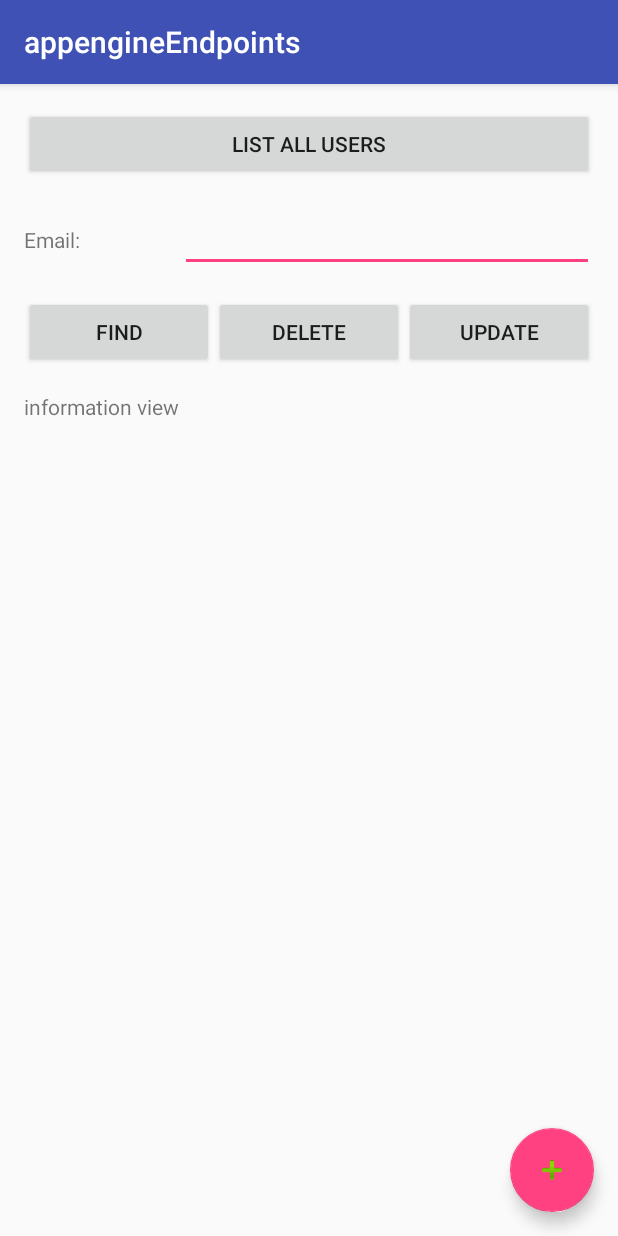
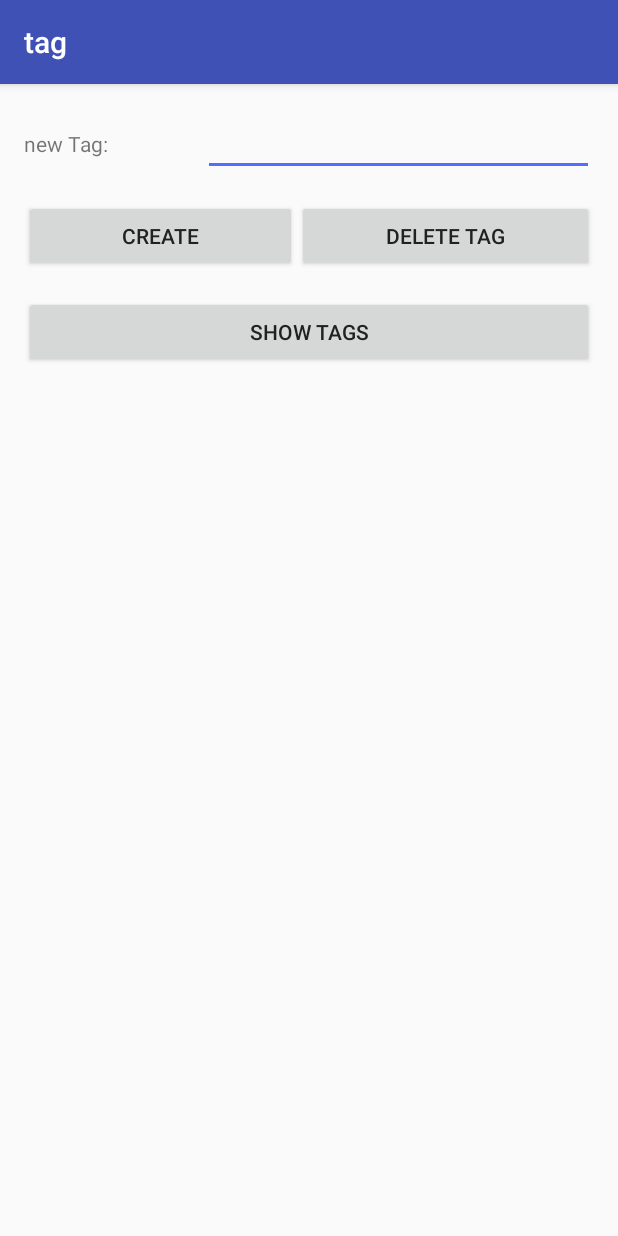
Before and after one commit to curiousTauseef/webDevelopment, an Android app: the screen it shows after launch (UserActivity before the commit, TagActivity after it), after a tap on "TAG SERVICES", on a phone screen of 412 x 824 dp. Run offline under Robolectric (Android 15) with nearby library versions, the phone set to English and light mode, and no system bars; 1 statement that could not run was skipped.

Commit message:
add tag activity at frontend test

```diff
--- a/googleAppEngine/CloudEndpoints/appengineEndpoints/android/build.gradle
+++ b/googleAppEngine/CloudEndpoints/appengineEndpoints/android/build.gradle
@@ -26,4 +26,5 @@ dependencies {
     compile 'com.android.support:design:23.1.1'
     compile 'com.google.code.gson:gson:2.5'
     compile project(path: ':backend', configuration: 'android-endpoints')
+    compile 'com.google.android.gms:play-services-appindexing:8.1.0'
 }
--- a/googleAppEngine/CloudEndpoints/appengineEndpoints/android/src/main/java/com/junjunguo/aeep/activities/MainActivity.java
+++ b/googleAppEngine/CloudEndpoints/appengineEndpoints/android/src/main/java/com/junjunguo/aeep/activities/MainActivity.java
@@ -44,7 +44,7 @@ public class MainActivity extends AppCompatActivity {
         });
         tagBtn.setOnClickListener(new View.OnClickListener() {
             public void onClick(View v) {
-                startActivity(new Intent(context, UserActivity.class));
+                startActivity(new Intent(context, TagActivity.class));
             }
         });
         localBtn.setOnClickListener(new View.OnClickListener() {
--- /dev/null
+++ b/googleAppEngine/CloudEndpoints/appengineEndpoints/android/src/main/java/com/junjunguo/aeep/activities/TagActivity.java
@@ -0,0 +1,161 @@
+package com.junjunguo.aeep.activities;
+
+import android.os.AsyncTask;
+import android.os.Bundle;
+import android.support.v7.app.AppCompatActivity;
+import android.util.Log;
+import android.view.View;
+import android.widget.Button;
+import android.widget.EditText;
+import android.widget.TextView;
+
+import com.junjunguo.aeep.R;
+import com.junjunguo.aeep.backend.myEndpointsAPI.MyEndpointsAPI;
+import com.junjunguo.aeep.util.ApiBuilderHelper;
+
+import java.io.IOException;
+import java.net.URL;
+import java.util.List;
+
+public class TagActivity extends AppCompatActivity {
+    private Button btnShow, btnCreate, btnDelId, btnDelLabel;
+    private EditText etTag;
+    private TextView tvTags;
+    private MyEndpointsAPI myEndpointsAPI;
+
+    @Override
+    protected void onCreate(Bundle savedInstanceState) {
+        super.onCreate(savedInstanceState);
+        setContentView(R.layout.activity_tag);
+        myEndpointsAPI = ApiBuilderHelper.getEndpoints();
+        initView();
+    }
+
+    private void initView() {
+        btnCreate = (Button) findViewById(R.id.tag_btn_create);
+        btnShow = (Button) findViewById(R.id.tag_btn_show);
+        //        btnDelId = (Button) findViewById(R.id.tag_btn_del_id);
+        btnDelLabel = (Button) findViewById(R.id.tag_btn_del_tag);
+        etTag = (EditText) findViewById(R.id.tag_et_new);
+        tvTags = (TextView) findViewById(R.id.tag_tv_show_tags);
+        initActions();
+    }
+
+    private void initActions() {
+        btnCreate.setOnClickListener(new View.OnClickListener() {
+            public void onClick(View v) {
+                String label = etTag.getText().toString();
+                if (label.length() >= 1) {
+                    createTagService(label);
+                }
+            }
+        });
+        btnShow.setOnClickListener(new View.OnClickListener() {
+            public void onClick(View v) {
+                showTagsService();
+            }
+        });
+        //        btnDelId.setOnClickListener(new View.OnClickListener() {
+        //            public void onClick(View v) {
+        //                String input = etTag.getText().toString();
+        //                if (input.length() == 0) {
+        //                    show("please write tag id !");
+        //                    return;
+        //                }
+        //                Long id;
+        //                try {
+        //                    id = Long.parseLong(input);
+        //                    deleteService(id, null);
+        //                } catch (NumberFormatException e) {
+        //                    show("error: " + e.getMessage());
+        //                }
+        //            }
+        //        });
+        btnDelLabel.setOnClickListener(new View.OnClickListener() {
+            public void onClick(View v) {
+                String input = etTag.getText().toString();
+                if (input.length() == 0) {
+                    show("please write tag label !");
+                    return;
+                }
+                try {
+                    deleteService(input);
+                } catch (NumberFormatException e) {
+                    show("error: " + e.getMessage());
+                }
+            }
+        });
+    }
+
+    //    private void deleteService(final Long id, final String label) {
+    private void deleteService(final String label) {
+        new AsyncTask<URL, Void, String>() {
+            @Override
+            protected String doInBackground(URL... params) {
+                try {
+                    //                    if (id != null) {
+                    //                        return "DELETED:  " + myEndpointsAPI.tagServices().deleteTagById(id)
+                    // .execute();
+                    //                    }
+                    return "DELETED:  " + myEndpointsAPI.tagServices().deleteTagByLabel(label).execute();
+
+                } catch (IOException e) {
+                    return "error: " + e.getMessage();
+                }
+            }
+
+            @Override
+            protected void onPostExecute(String result) {
+                show(result);
+            }
+        }.execute();
+    }
+
+    private void showTagsService() {
+        new AsyncTask<URL, Void, List>() {
+            @Override
+            protected List doInBackground(URL... params) {
+                try {
+                    return myEndpointsAPI.tagServices().listTags().execute().getItems();
+                } catch (IOException e) {
+                    show(e.getMessage());
+                    return null;
+                }
+            }
+
+            @Override
+            protected void onPostExecute(List list) {
+                if (list != null) {
+                    show(list.toString());
+                }
+            }
+        }.execute();
+    }
+
+    private void createTagService(final String label) {
+        new AsyncTask<URL, Void, String>() {
+            @Override
+            protected String doInBackground(URL... params) {
+                try {
+                    return "create tag: " + myEndpointsAPI.tagServices().createTag(label).execute();
+                } catch (IOException e) {
+                    return "error: " + e.getMessage();
+                }
+            }
+
+            @Override
+            protected void onPostExecute(String result) {
+                show(result);
+            }
+        }.execute();
+    }
+
+    private void show(String info) {
+        tvTags.setText(info);
+    }
+
+    public void log(String s) {
+        Log.i(this.getClass().getSimpleName(), "- - - - :" + s);
+    }
+
+}
--- a/googleAppEngine/CloudEndpoints/appengineEndpoints/android/src/main/java/com/junjunguo/aeep/activities/UserActivity.java
+++ b/googleAppEngine/CloudEndpoints/appengineEndpoints/android/src/main/java/com/junjunguo/aeep/activities/UserActivity.java
@@ -14,9 +14,9 @@ import android.widget.TextView;
 
 import com.google.gson.Gson;
 import com.junjunguo.aeep.R;
+import com.junjunguo.aeep.backend.myEndpointsAPI.MyEndpointsAPI;
+import com.junjunguo.aeep.backend.myEndpointsAPI.model.User;
 import com.junjunguo.aeep.util.ApiBuilderHelper;
-import com.junjunguo.backend.myEndpointsAPI.MyEndpointsAPI;
-import com.junjunguo.backend.myEndpointsAPI.model.User;
 
 import java.io.IOException;
 import java.net.URL;
--- a/googleAppEngine/CloudEndpoints/appengineEndpoints/android/src/main/java/com/junjunguo/aeep/util/ApiBuilderHelper.java
+++ b/googleAppEngine/CloudEndpoints/appengineEndpoints/android/src/main/java/com/junjunguo/aeep/util/ApiBuilderHelper.java
@@ -4,7 +4,7 @@ import com.google.api.client.extensions.android.http.AndroidHttp;
 import com.google.api.client.extensions.android.json.AndroidJsonFactory;
 import com.google.api.client.http.HttpRequest;
 import com.google.api.client.http.HttpRequestInitializer;
-import com.junjunguo.backend.myEndpointsAPI.MyEndpointsAPI;
+import com.junjunguo.aeep.backend.myEndpointsAPI.MyEndpointsAPI;
 
 /**
  * This file is part of appengineEndpoints
--- /dev/null
+++ b/googleAppEngine/CloudEndpoints/appengineEndpoints/android/src/main/res/layout/activity_tag.xml
@@ -0,0 +1,73 @@
+<?xml version="1.0" encoding="utf-8"?>
+<LinearLayout
+    xmlns:android="http://schemas.android.com/apk/res/android"
+    xmlns:tools="http://schemas.android.com/tools"
+    android:layout_width="match_parent"
+    android:layout_height="match_parent"
+    android:orientation="vertical"
+    android:paddingBottom="@dimen/activity_vertical_margin"
+    android:paddingLeft="@dimen/activity_horizontal_margin"
+    android:paddingRight="@dimen/activity_horizontal_margin"
+    android:paddingTop="@dimen/activity_vertical_margin"
+    tools:context="com.junjunguo.aeep.activities.TagActivity">
+
+    <LinearLayout
+        android:layout_width="match_parent"
+        android:layout_height="wrap_content"
+        android:orientation="horizontal">
+
+        <TextView
+            android:layout_width="wrap_content"
+            android:layout_height="wrap_content"
+            android:layout_weight="2"
+            android:text="new Tag: "/>
+
+        <EditText
+            android:id="@+id/tag_et_new"
+            android:layout_width="wrap_content"
+            android:layout_height="wrap_content"
+            android:layout_weight="8"
+            android:inputType="textEmailAddress"/>
+    </LinearLayout>
+
+    <LinearLayout
+        android:layout_width="match_parent"
+        android:layout_height="wrap_content"
+        android:layout_marginBottom="@dimen/activity_vertical_margin"
+        android:layout_marginTop="@dimen/activity_vertical_margin"
+        android:orientation="horizontal"
+        android:weightSum="2">
+
+        <Button
+            android:id="@+id/tag_btn_create"
+            android:layout_width="wrap_content"
+            android:layout_height="wrap_content"
+            android:layout_weight="1"
+            android:text="create"/>
+
+        <!--<Button-->
+        <!--android:id="@+id/tag_btn_del_id"-->
+        <!--android:layout_width="wrap_content"-->
+        <!--android:layout_height="wrap_content"-->
+        <!--android:layout_weight="1"-->
+        <!--android:text="del by id"/>-->
+
+        <Button
+            android:id="@+id/tag_btn_del_tag"
+            android:layout_width="wrap_content"
+            android:layout_height="wrap_content"
+            android:layout_weight="1"
+            android:text="delete tag"/>
+    </LinearLayout>
+
+    <Button
+        android:id="@+id/tag_btn_show"
+        android:layout_width="match_parent"
+        android:layout_height="wrap_content"
+        android:text="show tags"/>
+
+    <TextView
+        android:id="@+id/tag_tv_show_tags"
+        android:layout_width="match_parent"
+        android:layout_height="match_parent"/>
+</LinearLayout>
--- a/googleAppEngine/CloudEndpoints/appengineEndpoints/android/src/main/res/values/colors.xml
+++ b/googleAppEngine/CloudEndpoints/appengineEndpoints/android/src/main/res/values/colors.xml
@@ -1,6 +1,11 @@
 <?xml version="1.0" encoding="utf-8"?>
 <resources>
-    <color name="colorPrimary">#3F51B5</color>
-    <color name="colorPrimaryDark">#303F9F</color>
-    <color name="colorAccent">#FF4081</color>
+    <color name="primary">#3F51B5</color>
+    <color name="primary_dark">#303F9F</color>
+    <color name="primary_light">#C5CAE9</color>
+    <color name="accent">#536DFE</color>
+    <color name="primary_text">#212121</color>
+    <color name="secondary_text">#727272</color>
+    <color name="icons">#FFFFFF</color>
+    <color name="divider">#B6B6B6</color>
 </resources>
--- a/googleAppEngine/CloudEndpoints/appengineEndpoints/android/src/main/res/values/strings.xml
+++ b/googleAppEngine/CloudEndpoints/appengineEndpoints/android/src/main/res/values/strings.xml
@@ -1,4 +1,5 @@
 <resources>
     <string name="app_name">appengineEndpoints</string>
     <string name="action_settings">Settings</string>
+    <string name="title_activity_tag">TagActivity</string>
 </resources>
--- a/googleAppEngine/CloudEndpoints/appengineEndpoints/android/src/main/res/values/styles.xml
+++ b/googleAppEngine/CloudEndpoints/appengineEndpoints/android/src/main/res/values/styles.xml
@@ -3,9 +3,13 @@
     <!-- Base application theme. -->
     <style name="AppTheme" parent="Theme.AppCompat.Light.DarkActionBar">
         <!-- Customize your theme here. -->
-        <item name="colorPrimary">@color/colorPrimary</item>
-        <item name="colorPrimaryDark">@color/colorPrimaryDark</item>
-        <item name="colorAccent">@color/colorAccent</item>
+        <item name="colorPrimary">@color/primary</item>
+        <item name="colorPrimaryDark">@color/primary_dark</item>
+        <item name="colorAccent">@color/accent</item>
+        <item name="android:textColorPrimary">@color/primary_text</item>
+        <item name="android:textColorSecondary">@color/secondary_text</item>
+        <item name="android:icon">@color/icons</item>
+        <item name="android:divider">@color/divider</item>
     </style>
 
     <style name="AppTheme.NoActionBar">
--- a/googleAppEngine/CloudEndpoints/appengineEndpoints/backend/src/main/java/com/junjunguo/aeep/backend/model/User.java
+++ b/googleAppEngine/CloudEndpoints/appengineEndpoints/backend/src/main/java/com/junjunguo/aeep/backend/model/User.java
@@ -5,15 +5,16 @@ import com.google.api.server.spi.config.ApiResourceProperty;
 import com.googlecode.objectify.Key;
 import com.googlecode.objectify.annotation.Entity;
 import com.googlecode.objectify.annotation.Id;
+import com.googlecode.objectify.annotation.Unindex;
 
 import java.util.ArrayList;
 import java.util.List;
 
 /**
  * UserAccount entity.
- * <p>
+ * <p/>
  * This file is part of appengineEndpoints
- * <p>
+ * <p/>
  * Created by <a href="http://junjunguo.com">GuoJunjun</a> on January 07, 2016.
  */
 @Entity
@@ -25,6 +26,7 @@ public class User {
     @Id
     private String email;
     private Gender gender;
+    @Unindex
     private String password;
 
     public User() {
--- a/googleAppEngine/CloudEndpoints/appengineEndpoints/backend/src/main/webapp/WEB-INF/web.xml
+++ b/googleAppEngine/CloudEndpoints/appengineEndpoints/backend/src/main/webapp/WEB-INF/web.xml
@@ -7,7 +7,8 @@
             <param-name>services</param-name>
             <param-value>
                 com.junjunguo.aeep.backend.api.EventServices,
-                com.junjunguo.aeep.backend.api.UserServices
+                com.junjunguo.aeep.backend.api.UserServices,
+                com.junjunguo.aeep.backend.api.TagServices
             </param-value>
         </init-param>
     </servlet>
```
Also changed, not shown: googleAppEngine/CloudEndpoints/appengineEndpoints/android/src/main/AndroidManifest.xml (+16 -3 lines), googleAppEngine/CloudEndpoints/appengineEndpoints/android/src/main/java/com/junjunguo/aeep/activities/UserDetailActivity.java (+13 -3 lines), googleAppEngine/CloudEndpoints/appengineEndpoints/android/src/main/res/layout/activity_user_detail.xml (+20 -0 lines), googleAppEngine/CloudEndpoints/appengineEndpoints/backend/src/main/java/com/junjunguo/aeep/backend/api/TagServices.java (added, +107 -0 lines), googleAppEngine/CloudEndpoints/appengineEndpoints/backend/src/main/java/com/junjunguo/aeep/backend/dao/OfyService.java (+3 -5 lines), googleAppEngine/CloudEndpoints/appengineEndpoints/backend/src/main/java/com/junjunguo/aeep/backend/model/Tag.java (+14 -8 lines).
